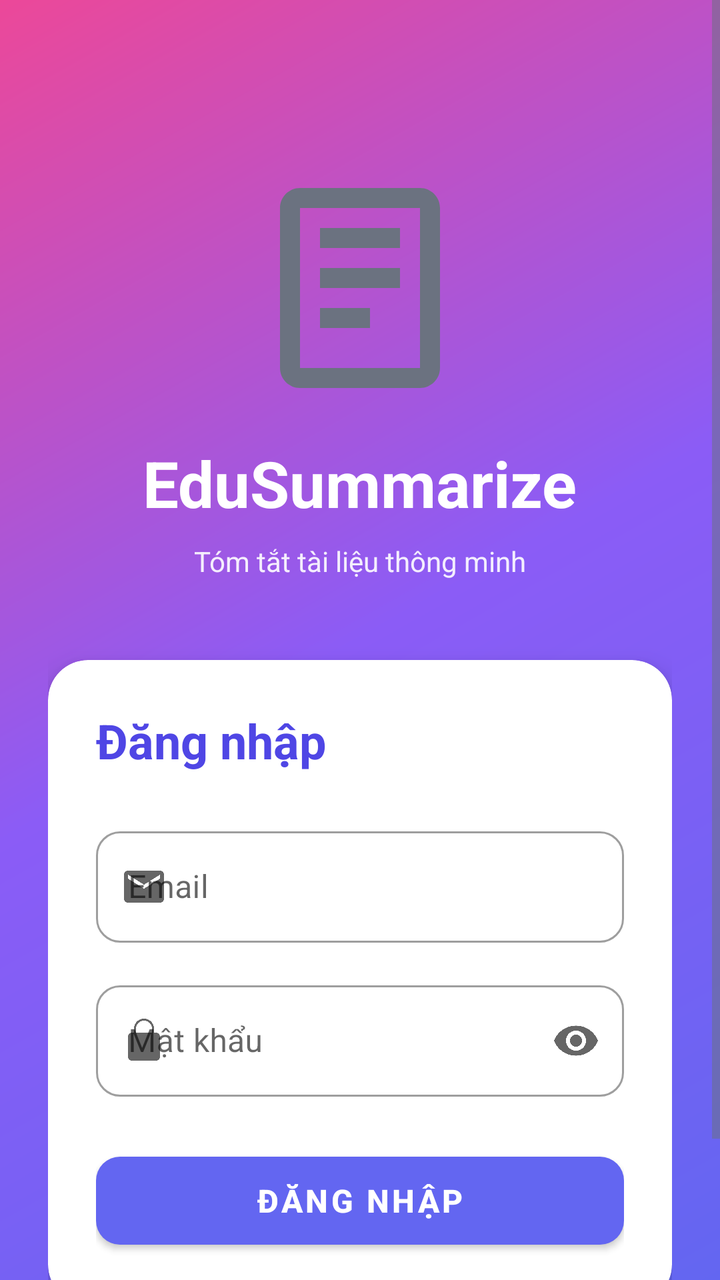
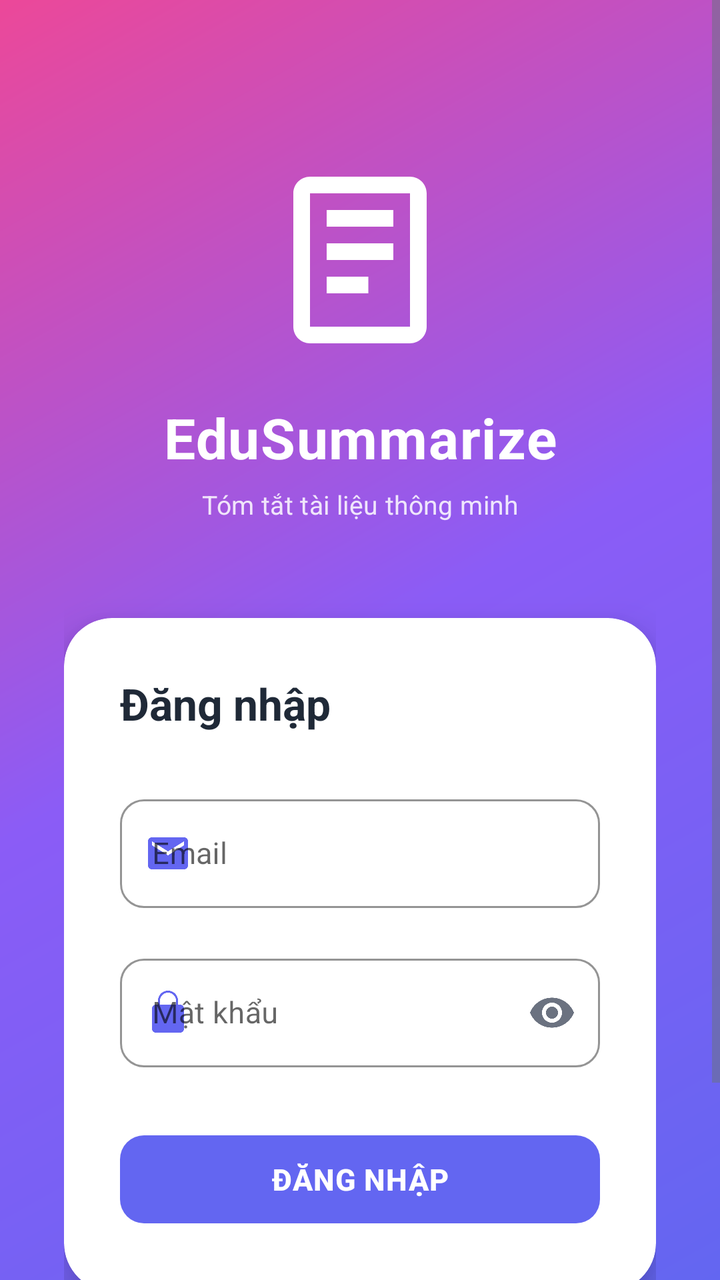

Two renders of the same Android screen: before a commit and after it. Below are the layout's source before the change and the commit's diff.
<!-- AndroidManifest.xml: application theme Theme.EduSummarize -->
<!-- res/layout/activity_login.xml -->
<?xml version="1.0" encoding="utf-8"?>
<ScrollView xmlns:android="http://schemas.android.com/apk/res/android"
    xmlns:app="http://schemas.android.com/apk/res-auto"
    android:layout_width="match_parent"
    android:layout_height="match_parent"
    android:fillViewport="true"
    android:background="@drawable/gradient_background">

    <androidx.constraintlayout.widget.ConstraintLayout
        android:layout_width="match_parent"
        android:layout_height="wrap_content"
        android:padding="24dp">

        <ImageView
            android:id="@+id/iv_logo"
            android:layout_width="120dp"
            android:layout_height="120dp"
            android:layout_marginTop="60dp"
            android:src="@drawable/ic_logo"
            android:contentDescription="@string/app_name"
            app:layout_constraintTop_toTopOf="parent"
            app:layout_constraintStart_toStartOf="parent"
            app:layout_constraintEnd_toEndOf="parent" />

        <TextView
            android:id="@+id/tv_app_name"
            android:layout_width="wrap_content"
            android:layout_height="wrap_content"
            android:layout_marginTop="16dp"
            android:text="EduSummarize"
            android:textSize="32sp"
            android:textStyle="bold"
            android:textColor="@color/white"
            app:layout_constraintTop_toBottomOf="@id/iv_logo"
            app:layout_constraintStart_toStartOf="parent"
            app:layout_constraintEnd_toEndOf="parent" />

        <TextView
            android:id="@+id/tv_subtitle"
            android:layout_width="wrap_content"
            android:layout_height="wrap_content"
            android:layout_marginTop="8dp"
            android:text="Tóm tắt tài liệu thông minh"
            android:textSize="14sp"
            android:textColor="@color/white"
            android:alpha="0.9"
            app:layout_constraintTop_toBottomOf="@id/tv_app_name"
            app:layout_constraintStart_toStartOf="parent"
            app:layout_constraintEnd_toEndOf="parent" />

        <com.google.android.material.card.MaterialCardView
            android:id="@+id/card_login"
            android:layout_width="match_parent"
            android:layout_height="wrap_content"
            android:layout_marginTop="40dp"
            app:cardCornerRadius="20dp"
            app:cardElevation="8dp"
            app:layout_constraintTop_toBottomOf="@id/tv_subtitle"
            app:layout_constraintStart_toStartOf="parent"
            app:layout_constraintEnd_toEndOf="parent">

            <LinearLayout
                android:layout_width="match_parent"
                android:layout_height="wrap_content"
                android:orientation="vertical"
                android:padding="24dp">

                <TextView
                    android:layout_width="wrap_content"
                    android:layout_height="wrap_content"
                    android:text="Đăng nhập"
                    android:textSize="24sp"
                    android:textStyle="bold"
                    android:textColor="@color/primary_dark"
                    android:layout_marginBottom="24dp" />

                <com.google.android.material.textfield.TextInputLayout
                    android:layout_width="match_parent"
                    android:layout_height="wrap_content"
                    android:hint="Email"
                    app:startIconDrawable="@drawable/ic_email"
                    app:boxCornerRadiusTopStart="12dp"
                    app:boxCornerRadiusTopEnd="12dp"
                    app:boxCornerRadiusBottomStart="12dp"
                    app:boxCornerRadiusBottomEnd="12dp"
                    style="@style/Widget.MaterialComponents.TextInputLayout.OutlinedBox">

                    <com.google.android.material.textfield.TextInputEditText
                        android:id="@+id/et_email"
                        android:layout_width="match_parent"
                        android:layout_height="wrap_content"
                        android:inputType="textEmailAddress"
                        android:maxLines="1" />

                </com.google.android.material.textfield.TextInputLayout>

                <com.google.android.material.textfield.TextInputLayout
                    android:layout_width="match_parent"
                    android:layout_height="wrap_content"
                    android:layout_marginTop="16dp"
                    android:hint="Mật khẩu"
                    app:startIconDrawable="@drawable/ic_lock"
                    app:endIconMode="password_toggle"
                    app:boxCornerRadiusTopStart="12dp"
                    app:boxCornerRadiusTopEnd="12dp"
                    app:boxCornerRadiusBottomStart="12dp"
                    app:boxCornerRadiusBottomEnd="12dp"
                    style="@style/Widget.MaterialComponents.TextInputLayout.OutlinedBox">

                    <com.google.android.material.textfield.TextInputEditText
                        android:id="@+id/et_password"
                        android:layout_width="match_parent"
                        android:layout_height="wrap_content"
                        android:inputType="textPassword"
                        android:maxLines="1" />

                </com.google.android.material.textfield.TextInputLayout>

                <com.google.android.material.button.MaterialButton
                    android:id="@+id/btn_login"
                    android:layout_width="match_parent"
                    android:layout_height="56dp"
                    android:layout_marginTop="24dp"
                    android:text="Đăng nhập"
                    android:textSize="16sp"
                    android:textStyle="bold"
                    app:cornerRadius="12dp"
                    app:backgroundTint="@color/primary" />

                <ProgressBar
                    android:id="@+id/progress_bar"
                    android:layout_width="wrap_content"
                    android:layout_height="wrap_content"
                    android:layout_gravity="center"
                    android:layout_marginTop="16dp"
                    android:visibility="gone" />

            </LinearLayout>

        </com.google.android.material.card.MaterialCardView>

        <LinearLayout
            android:layout_width="wrap_content"
            android:layout_height="wrap_content"
            android:layout_marginTop="24dp"
            android:orientation="horizontal"
            app:layout_constraintTop_toBottomOf="@id/card_login"
            app:layout_constraintStart_toStartOf="parent"
            app:layout_constraintEnd_toEndOf="parent">

            <TextView
                android:layout_width="wrap_content"
                android:layout_height="wrap_content"
                android:text="Chưa có tài khoản? "
                android:textColor="@color/white"
                android:textSize="14sp" />

            <TextView
                android:id="@+id/tv_register"
                android:layout_width="wrap_content"
                android:layout_height="wrap_content"
                android:text="Đăng ký ngay"
                android:textColor="@color/white"
                android:textSize="14sp"
                android:textStyle="bold"
                android:clickable="true"
                android:focusable="true" />

        </LinearLayout>

    </androidx.constraintlayout.widget.ConstraintLayout>

</ScrollView>
<!-- resources referenced by this layout -->
<resources>
  <color name="primary">#6366F1</color>
  <color name="primary_dark">#4F46E5</color>
  <color name="white">#FFFFFF</color>
  <!-- drawable gradient_background (drawable) -->
  <?xml version="1.0" encoding="utf-8"?>
  <shape xmlns:android="http://schemas.android.com/apk/res/android">
      <gradient
          android:angle="135"
          android:startColor="#6366F1"
          android:centerColor="#8B5CF6"
          android:endColor="#EC4899"
          android:type="linear" />
  </shape>
  <!-- drawable ic_email (drawable) -->
  <vector xmlns:android="http://schemas.android.com/apk/res/android"
      android:width="24dp" android:height="24dp"
      android:viewportWidth="24" android:viewportHeight="24"
      android:tint="?attr/colorControlNormal">
      <path android:fillColor="@android:color/black"
          android:pathData="M20,4H4c-1.1,0 -2,0.9 -2,2v12c0,1.1 0.9,2 2,2h16c1.1,0 2,-0.9 2,-2V6c0,-1.1 -0.9,-2 -2,-2zM20,8l-8,5 -8,-5V6l8,5 8,-5V8z"/>
  </vector>
  <!-- drawable ic_lock (drawable) -->
  <vector xmlns:android="http://schemas.android.com/apk/res/android"
      android:width="24dp" android:height="24dp"
      android:viewportWidth="24" android:viewportHeight="24"
      android:tint="?attr/colorControlNormal">
      <path android:fillColor="@android:color/black"
          android:pathData="M12,17a2,2 0,1 0,0 -4,2,2 0,0 0,0,4zM18,8h-1V6a5,5 0,0 0,-10,0v2H6c-1.1,0 -2,0.9 -2,2v10c0,1.1 0.9,2 2,2h12c1.1,0 2,-0.9 2,-2V10c0,-1.1 -0.9,-2 -2,-2zM8,6a4,4 0,0 1,8,0v2H8V6z"/>
  </vector>
  <!-- drawable ic_logo (drawable) -->
  <vector xmlns:android="http://schemas.android.com/apk/res/android"
      android:width="24dp" android:height="24dp"
      android:viewportWidth="24" android:viewportHeight="24"
      android:tint="?attr/colorControlNormal">
      <path android:fillColor="@android:color/black"
          android:pathData="M18,2H6c-1.1,0 -2,0.9 -2,2v16c0,1.1 0.9,2 2,2h12c1.1,0 2,-0.9 2,-2V4c0,-1.1 -0.9,-2 -2,-2zM6,20V4h12v16H6zM8,6h8v2H8zM8,10h8v2H8zM8,14h5v2H8z"/>
  </vector>
  <string name="app_name">EduSummarize</string>
  <style name="Theme.EduSummarize" parent="Theme.MaterialComponents.DayNight.DarkActionBar">
          <item name="colorPrimary">@color/primary</item>
          <item name="colorPrimaryDark">@color/primary_dark</item>
          <item name="colorAccent">@color/accent</item>
          <item name="android:statusBarColor">@color/primary_dark</item>
          <item name="android:windowBackground">@color/background</item>
          <item name="android:textColorPrimary">@color/text_primary</item>
          <item name="android:textColorSecondary">@color/text_secondary</item>
      </style>
  <color name="accent">#EC4899</color>
  <color name="background">#F9FAFB</color>
  <color name="text_primary">#1F2937</color>
  <color name="text_secondary">#6B7280</color>
</resources>

<!-- the commit's change to res/layout/activity_login.xml (unified diff, before → after) -->
@@ -9,15 +9,16 @@
     <androidx.constraintlayout.widget.ConstraintLayout
         android:layout_width="match_parent"
         android:layout_height="wrap_content"
-        android:padding="24dp">
+        android:padding="32dp">
 
         <ImageView
             android:id="@+id/iv_logo"
-            android:layout_width="120dp"
-            android:layout_height="120dp"
-            android:layout_marginTop="60dp"
+            android:layout_width="100dp"
+            android:layout_height="100dp"
+            android:layout_marginTop="48dp"
             android:src="@drawable/ic_logo"
             android:contentDescription="@string/app_name"
+            app:tint="@color/white"
             app:layout_constraintTop_toTopOf="parent"
             app:layout_constraintStart_toStartOf="parent"
             app:layout_constraintEnd_toEndOf="parent" />
@@ -26,10 +27,11 @@
             android:id="@+id/tv_app_name"
             android:layout_width="wrap_content"
             android:layout_height="wrap_content"
-            android:layout_marginTop="16dp"
+            android:layout_marginTop="20dp"
             android:text="EduSummarize"
-            android:textSize="32sp"
+            android:textSize="28sp"
             android:textStyle="bold"
+            android:letterSpacing="0.02"
             android:textColor="@color/white"
             app:layout_constraintTop_toBottomOf="@id/iv_logo"
             app:layout_constraintStart_toStartOf="parent"
@@ -39,11 +41,12 @@
             android:id="@+id/tv_subtitle"
             android:layout_width="wrap_content"
             android:layout_height="wrap_content"
-            android:layout_marginTop="8dp"
+            android:layout_marginTop="6dp"
             android:text="Tóm tắt tài liệu thông minh"
-            android:textSize="14sp"
+            android:textSize="13sp"
             android:textColor="@color/white"
-            android:alpha="0.9"
+            android:alpha="0.85"
+            android:letterSpacing="0.01"
             app:layout_constraintTop_toBottomOf="@id/tv_app_name"
             app:layout_constraintStart_toStartOf="parent"
             app:layout_constraintEnd_toEndOf="parent" />
@@ -52,33 +55,34 @@
             android:id="@+id/card_login"
             android:layout_width="match_parent"
             android:layout_height="wrap_content"
-            android:layout_marginTop="40dp"
-            app:cardCornerRadius="20dp"
-            app:cardElevation="8dp"
-            app:layout_constraintTop_toBottomOf="@id/tv_subtitle"
-            app:layout_constraintStart_toStartOf="parent"
-            app:layout_constraintEnd_toEndOf="parent">
+            android:layout_marginTop="48dp"
+            app:cardCornerRadius="24dp"
+            app:cardElevation="12dp"
+            app:layout_constraintTop_toBottomOf="@id/tv_subtitle">
 
             <LinearLayout
                 android:layout_width="match_parent"
                 android:layout_height="wrap_content"
                 android:orientation="vertical"
-                android:padding="24dp">
+                android:padding="28dp">
 
                 <TextView
                     android:layout_width="wrap_content"
                     android:layout_height="wrap_content"
                     android:text="Đăng nhập"
-                    android:textSize="24sp"
+                    android:textSize="22sp"
                     android:textStyle="bold"
-                    android:textColor="@color/primary_dark"
-                    android:layout_marginBottom="24dp" />
+                    android:textColor="@color/text_primary"
+                    android:layout_marginBottom="28dp" />
 
                 <com.google.android.material.textfield.TextInputLayout
                     android:layout_width="match_parent"
                     android:layout_height="wrap_content"
                     android:hint="Email"
                     app:startIconDrawable="@drawable/ic_email"
+                    app:startIconTint="@color/primary"
+                    app:hintTextColor="@color/text_secondary"
+                    app:boxStrokeColor="@color/primary"
                     app:boxCornerRadiusTopStart="12dp"
                     app:boxCornerRadiusTopEnd="12dp"
                     app:boxCornerRadiusBottomStart="12dp"
@@ -90,17 +94,22 @@
                         android:layout_width="match_parent"
                         android:layout_height="wrap_content"
                         android:inputType="textEmailAddress"
-                        android:maxLines="1" />
+                        android:maxLines="1"
+                        android:textSize="15sp" />
 
                 </com.google.android.material.textfield.TextInputLayout>
 
                 <com.google.android.material.textfield.TextInputLayout
                     android:layout_width="match_parent"
                     android:layout_height="wrap_content"
-                    android:layout_marginTop="16dp"
+                    android:layout_marginTop="20dp"
                     android:hint="Mật khẩu"
                     app:startIconDrawable="@drawable/ic_lock"
+                    app:startIconTint="@color/primary"
                     app:endIconMode="password_toggle"
+                    app:endIconTint="@color/text_secondary"
+                    app:hintTextColor="@color/text_secondary"
+                    app:boxStrokeColor="@color/primary"
                     app:boxCornerRadiusTopStart="12dp"
                     app:boxCornerRadiusTopEnd="12dp"
                     app:boxCornerRadiusBottomStart="12dp"
@@ -112,7 +121,8 @@
                         android:layout_width="match_parent"
                         android:layout_height="wrap_content"
                         android:inputType="textPassword"
-                        android:maxLines="1" />
+                        android:maxLines="1"
+                        android:textSize="15sp" />
 
                 </com.google.android.material.textfield.TextInputLayout>
 
@@ -120,11 +130,14 @@
                     android:id="@+id/btn_login"
                     android:layout_width="match_parent"
                     android:layout_height="56dp"
-                    android:layout_marginTop="24dp"
+                    android:layout_marginTop="28dp"
                     android:text="Đăng nhập"
-                    android:textSize="16sp"
+                    android:textSize="15sp"
                     android:textStyle="bold"
+                    android:letterSpacing="0.02"
                     app:cornerRadius="12dp"
+                    app:elevation="4dp"
+                    android:stateListAnimator="@null"
                     app:backgroundTint="@color/primary" />
 
                 <ProgressBar
@@ -133,6 +146,7 @@
                     android:layout_height="wrap_content"
                     android:layout_gravity="center"
                     android:layout_marginTop="16dp"
+                    android:indeterminateTint="@color/primary"
                     android:visibility="gone" />
 
             </LinearLayout>
@@ -142,9 +156,11 @@
         <LinearLayout
             android:layout_width="wrap_content"
             android:layout_height="wrap_content"
-            android:layout_marginTop="24dp"
+            android:layout_marginTop="28dp"
+            android:layout_marginBottom="24dp"
             android:orientation="horizontal"
             app:layout_constraintTop_toBottomOf="@id/card_login"
+            app:layout_constraintBottom_toBottomOf="parent"
             app:layout_constraintStart_toStartOf="parent"
             app:layout_constraintEnd_toEndOf="parent">
 
@@ -153,7 +169,8 @@
                 android:layout_height="wrap_content"
                 android:text="Chưa có tài khoản? "
                 android:textColor="@color/white"
-                android:textSize="14sp" />
+                android:textSize="14sp"
+                android:alpha="0.9" />
 
             <TextView
                 android:id="@+id/tv_register"
@@ -164,7 +181,9 @@
                 android:textSize="14sp"
                 android:textStyle="bold"
                 android:clickable="true"
-                android:focusable="true" />
+                android:focusable="true"
+                android:background="?attr/selectableItemBackground"
+                android:padding="4dp" />
 
         </LinearLayout>
 
